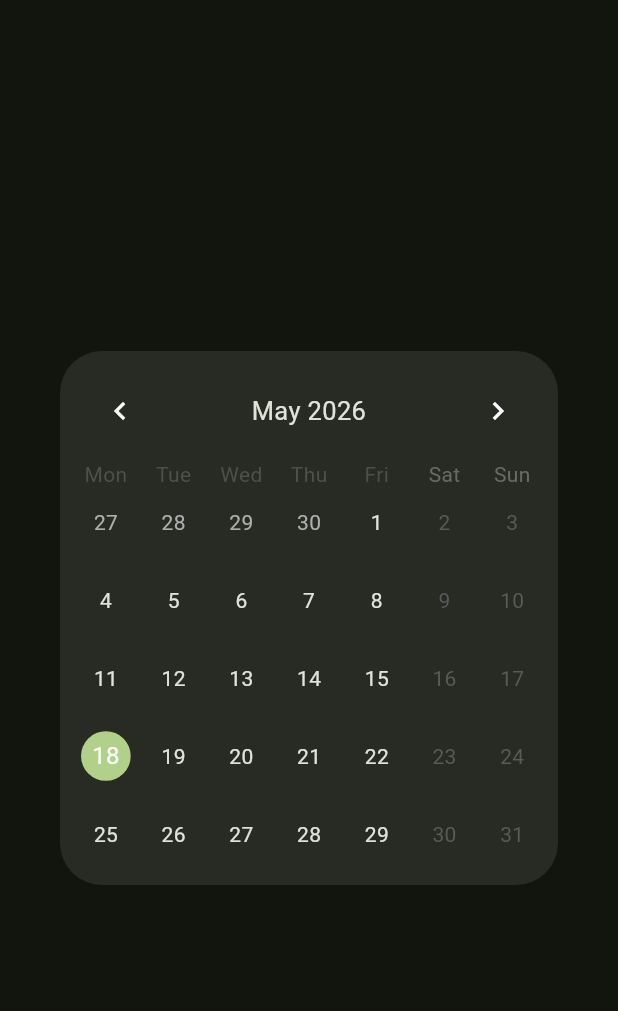
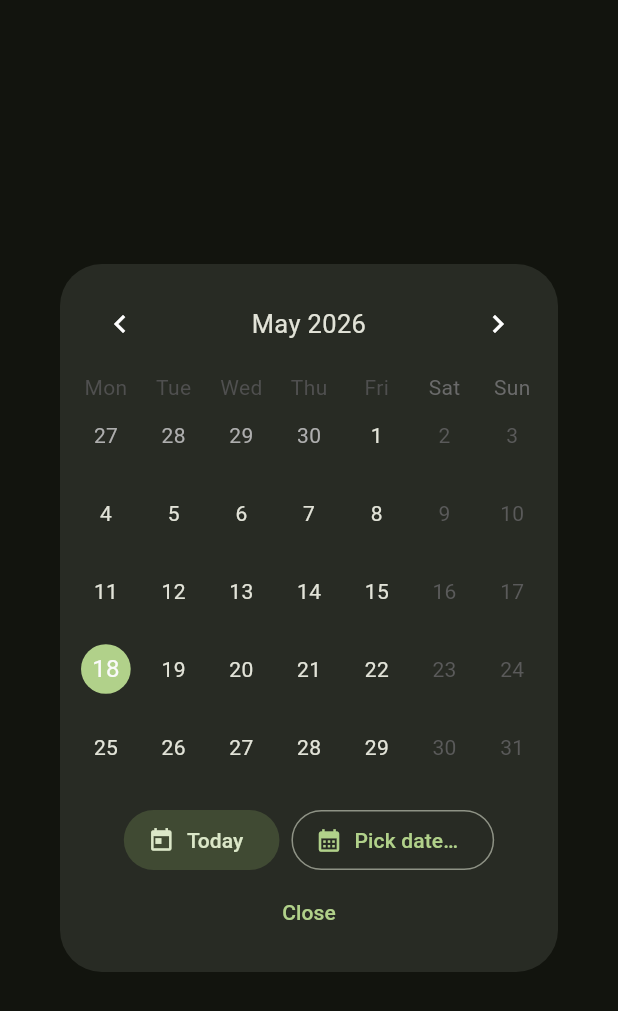
Before and after one commit to Lukk17/workout_log, a Flutter app: the CalendarPage widget shown alone on an empty page, opened directly, on a phone screen of 412 x 824 dp. Shown: the top 1011 px of the screen. Run offline on Flutter 3.47's test engine with Material 3 defaults, Android fonts, the phone set to English and light mode, and no system bars; drawn by our look-alikes of table_calendar; our stand-ins replace flutter_riverpod, flutter_slidable, freezed_annotation, shared_preferences, sqflite; accounts and stored records are empty.

Commit message:
fix: Kotlin daemon crash, timer state + color, calendar "today"/year jump
Kotlin incremental compilation off (android/gradle.properties):
- Kotlin 2.1.10 still ships the RelocatableFileToPathConverter bug:
  IllegalArgumentException when project (D:\) and Pub cache (C:\)
  live on different drive letters — the converter tries to compute a
  cross-drive relative path and dies, taking the daemon with it. Setting
  `kotlin.incremental=false` skips that code path. Clean builds are a
  bit slower; subsequent builds still benefit from Gradle's own caching.

Timer page (timer_page.dart):
- Progress circle is now red (WorkoutColors.arcColor) instead of the
  M3 primary, matching the rest of the app's accent palette.
- State now survives tab swaps via AutomaticKeepAliveClientMixin —
  the selected preset and the running countdown both keep their
  values when you swipe to Log and back.

Calendar (calendar_page.dart) — restored the navigation I cut too
aggressively:
- "Today" tonal-filled button: jumps to today and dismisses.
- "Pick date…" outlined button: opens Material 3 `showDatePicker` in
  year-grid mode so jumping across years takes one tap, not 24 chevrons.
- "Close" text button for cancelling without picking.
- Tap-a-day still picks + dismisses (the original simplification).

Integration test (integration_test/full_flow_test.dart):
- Existing "add a workout, then delete it" updated to assert the FAB
  is reachable on the default Log tab.
- New: Timer tab renders countdown + state survives tab swap (picks
  90s preset, swaps to Log, swaps back, expects "01:30" still there).
- New: Calendar Today button selects today and dismisses (and the
  workout-log header shows "Today" after).

```diff
--- a/devtools_options.yaml
+++ b/devtools_options.yaml
@@ -1,3 +1,4 @@
 description: This file stores settings for Dart & Flutter DevTools.
 documentation: https://docs.flutter.dev/tools/devtools/extensions#configure-extension-enablement-states
 extensions:
+  - shared_preferences: true
--- a/lib/presentation/pages/calendar_page.dart
+++ b/lib/presentation/pages/calendar_page.dart
@@ -6,9 +6,13 @@ import 'package:workout_log/util/log.dart';
 
 DateTime _startOfDay(DateTime d) => DateTime(d.year, d.month, d.day);
 
-/// Modal calendar shown from the home page app bar. Tap a day to select
-/// and dismiss — no Save button, no "Go to today" button (the calendar
-/// header already exposes both interactions natively).
+/// Modal calendar shown from the home page app bar.
+///
+/// Three ways to pick:
+///   - Tap a day in the grid — selects + dismisses immediately.
+///   - "Today" chip — jumps to today and dismisses.
+///   - "Pick date…" chip — opens Material 3 `showDatePicker` which lets
+///     you tap the year header to jump distant months/years quickly.
 class CalendarPage extends ConsumerStatefulWidget {
   const CalendarPage({super.key});
 
@@ -35,14 +39,17 @@ class _CalendarPageState extends ConsumerState<CalendarPage> {
     return Dialog(
       clipBehavior: Clip.antiAlias,
       child: Padding(
-        padding: const EdgeInsets.all(8),
-        child: TableCalendar(
+        padding: const EdgeInsets.fromLTRB(8, 8, 8, 16),
+        child: Column(
+          mainAxisSize: MainAxisSize.min,
+          children: <Widget>[
+            TableCalendar(
               locale: 'en_US',
               firstDay: DateTime(2000),
               lastDay: DateTime(2100),
               focusedDay: _focused,
               startingDayOfWeek: StartingDayOfWeek.monday,
-          headerStyle: HeaderStyle(
+              headerStyle: const HeaderStyle(
                 formatButtonVisible: false,
                 titleCentered: true,
               ),
@@ -58,16 +65,60 @@ class _CalendarPageState extends ConsumerState<CalendarPage> {
                 ),
               ),
               onDaySelected: _onDaySelected,
-          onPageChanged: (focused) => _focused = focused,
+              onPageChanged: (focused) => setState(() => _focused = focused),
+            ),
+            const SizedBox(height: 12),
+            Wrap(
+              spacing: 8,
+              alignment: WrapAlignment.center,
+              children: <Widget>[
+                FilledButton.tonalIcon(
+                  icon: const Icon(Icons.today),
+                  label: const Text('Today'),
+                  onPressed: () => _pick(DateTime.now()),
+                ),
+                OutlinedButton.icon(
+                  icon: const Icon(Icons.calendar_month),
+                  label: const Text('Pick date…'),
+                  onPressed: _openMaterialDatePicker,
+                ),
+                TextButton(
+                  onPressed: () => Navigator.of(context).pop(),
+                  child: const Text('Close'),
+                ),
+              ],
+            ),
+          ],
         ),
       ),
     );
   }
 
-  void _onDaySelected(DateTime day, DateTime focused) {
+  void _onDaySelected(DateTime day, DateTime focused) => _pick(day);
+
+  void _pick(DateTime day) {
     final normalized = _startOfDay(day);
     ref.read(selectedDateProvider.notifier).state = normalized;
     logFine('Chosen date: $normalized', name: _tag);
     Navigator.of(context).pop();
   }
+
+  Future<void> _openMaterialDatePicker() async {
+    final navigator = Navigator.of(context);
+    final picked = await showDatePicker(
+      context: context,
+      initialDate: ref.read(selectedDateProvider),
+      firstDate: DateTime(2000),
+      lastDate: DateTime(2100),
+      // Open in year-grid view so a jump of years is one tap, not 24
+      // chevron clicks.
+      initialEntryMode: DatePickerEntryMode.calendar,
+      initialDatePickerMode: DatePickerMode.year,
+    );
+    if (picked == null || !mounted) return;
+    final normalized = _startOfDay(picked);
+    ref.read(selectedDateProvider.notifier).state = normalized;
+    logFine('Chosen date (year picker): $normalized', name: _tag);
+    navigator.pop();
   }
+}
```
Also changed, not shown: lib/presentation/pages/timer_page.dart (+12 -2 lines), 2 other files. Lines whose indentation alone changed are shown as unchanged.
